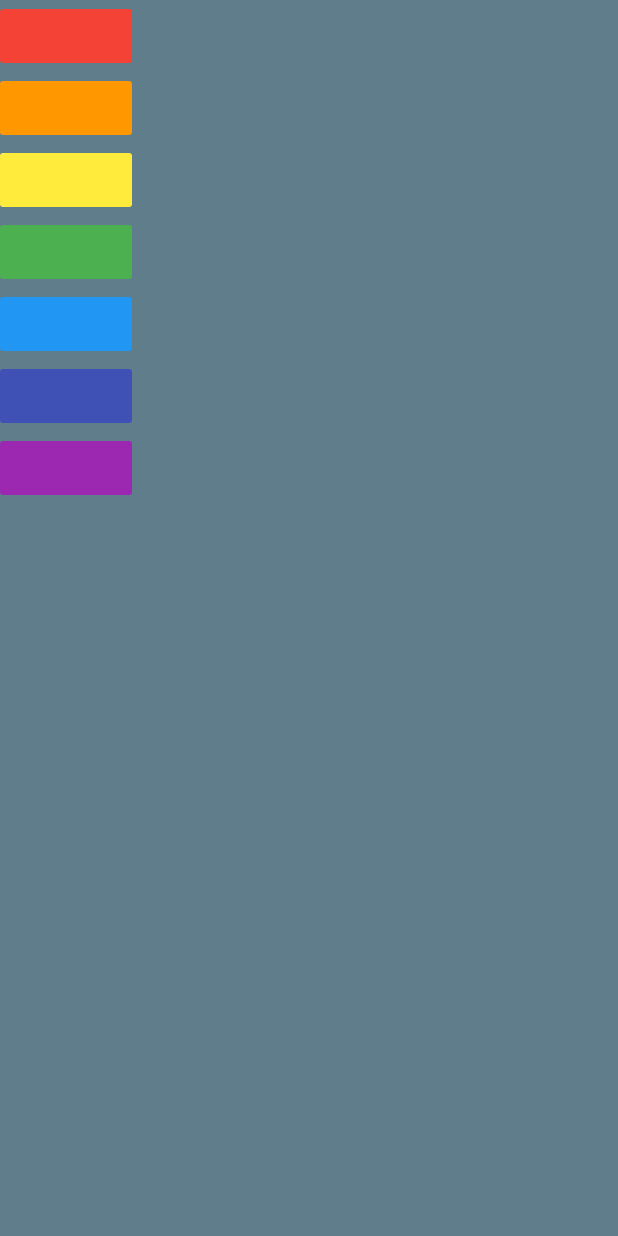
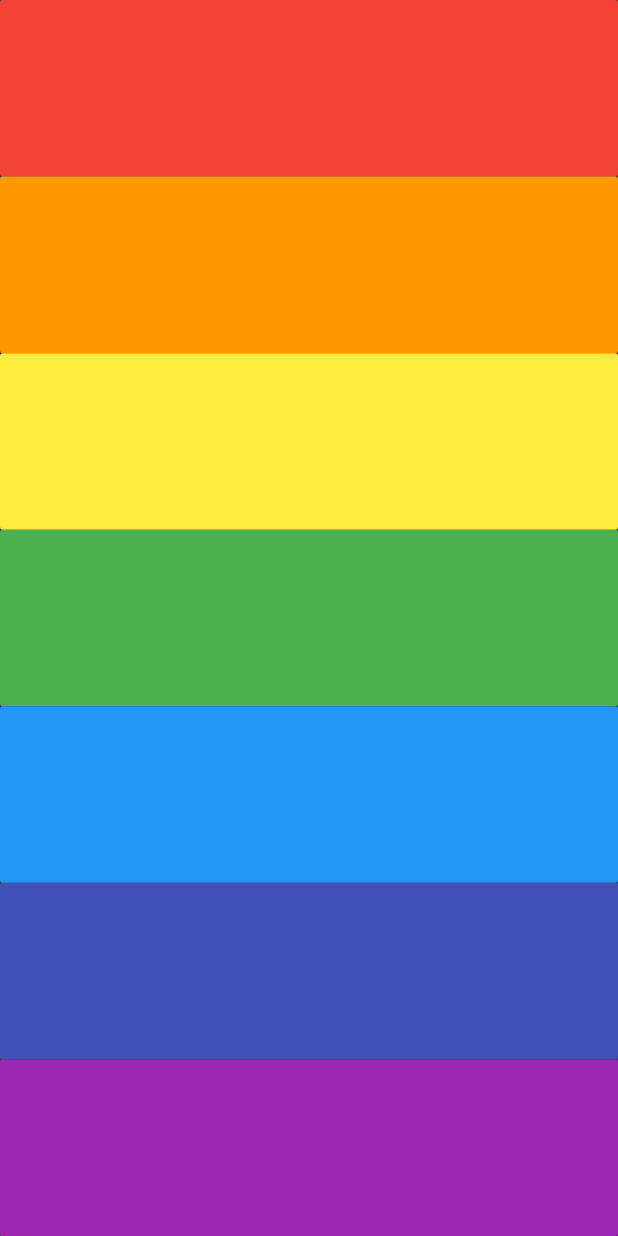
Before and after one commit to daryllman/Mini-Piano-Flutter-Application, a Flutter app: the screen it shows after launch, on a phone screen of 412 x 824 dp. Run offline on Flutter 3.47's test engine with Material 2 defaults, Android fonts, the light colour scheme and no system bars; our stand-ins replace audioplayers.

Commit message:
update layout

```diff
--- a/lib/main.dart
+++ b/lib/main.dart
@@ -15,51 +15,66 @@ class XylophoneApp extends StatelessWidget {
   Widget build(BuildContext context) {
     return MaterialApp(
       home: Scaffold(
-        backgroundColor: Colors.blueGrey,
+        backgroundColor: Colors.blueGrey[800],
         body: SafeArea(
           child: Column(
+            crossAxisAlignment: CrossAxisAlignment.stretch,
             children: <Widget>[
-              FlatButton(
+              Expanded(
+                child: FlatButton(
                   color: Colors.red,
                   onPressed: () {
                     playSound(1);
                   },
                 ),
-              FlatButton(
+              ),
+              Expanded(
+                child: FlatButton(
                   color: Colors.orange,
                   onPressed: () {
                     playSound(2);
                   },
                 ),
-              FlatButton(
+              ),
+              Expanded(
+                child: FlatButton(
                   color: Colors.yellow,
                   onPressed: () {
                     playSound(3);
                   },
                 ),
-              FlatButton(
+              ),
+              Expanded(
+                child: FlatButton(
                   color: Colors.green,
                   onPressed: () {
                     playSound(4);
                   },
                 ),
-              FlatButton(
+              ),
+              Expanded(
+                child: FlatButton(
                   color: Colors.blue,
                   onPressed: () {
                     playSound(5);
                   },
                 ),
-              FlatButton(
+              ),
+              Expanded(
+                child: FlatButton(
                   color: Colors.indigo,
                   onPressed: () {
                     playSound(6);
                   },
                 ),
-              FlatButton(
+              ),
+              Expanded(
+                child: FlatButton(
                   color: Colors.purple,
                   onPressed: () {
                     playSound(7);
                   },
+                ),
               ),
             ],
           ),
```
Lines whose indentation alone changed are shown as unchanged.
